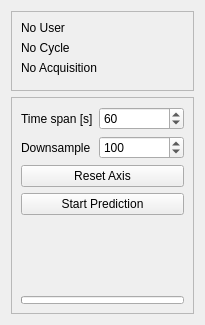
This is resources/ui/plot_settings_widget.ui in antolu/sps-app-hysteresis as Qt 5 draws it before an edit. The edited form follows.
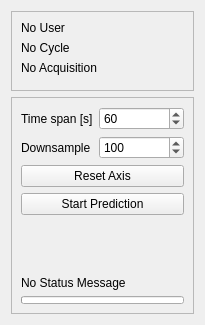
This is the edited form. Custom widgets are drawn as their Qt base class.

Commit message: add status messages in PlotSettingsWidget

The edit to the form file:
```diff
--- a/resources/ui/plot_settings_widget.ui
+++ b/resources/ui/plot_settings_widget.ui
@@ -181,7 +181,7 @@
         </property>
        </spacer>
       </item>
-      <item row="5" column="0" colspan="2">
+      <item row="6" column="0" colspan="2">
        <widget class="QProgressBar" name="progressBar">
         <property name="maximumSize">
          <size>
@@ -197,6 +197,13 @@
         </property>
        </widget>
       </item>
+      <item row="5" column="0" colspan="2">
+       <widget class="QLabel" name="labelStatus">
+        <property name="text">
+         <string>No Status Message</string>
+        </property>
+       </widget>
+      </item>
      </layout>
     </widget>
    </item>
```
The commit also changes 6 other files.
